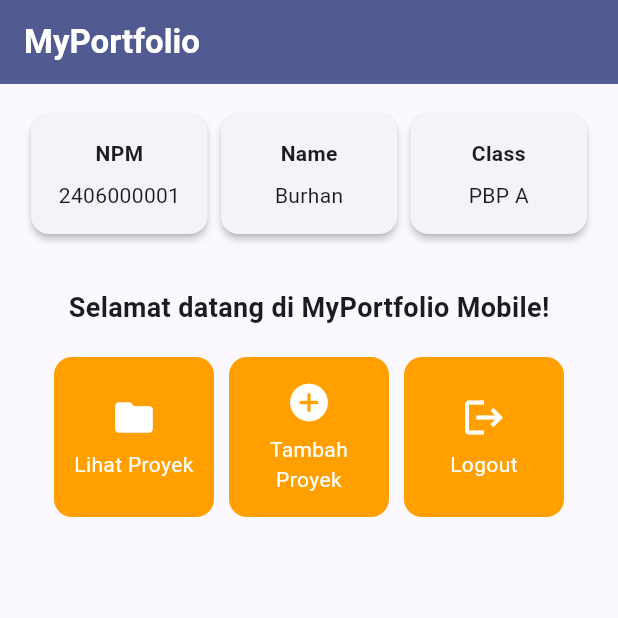
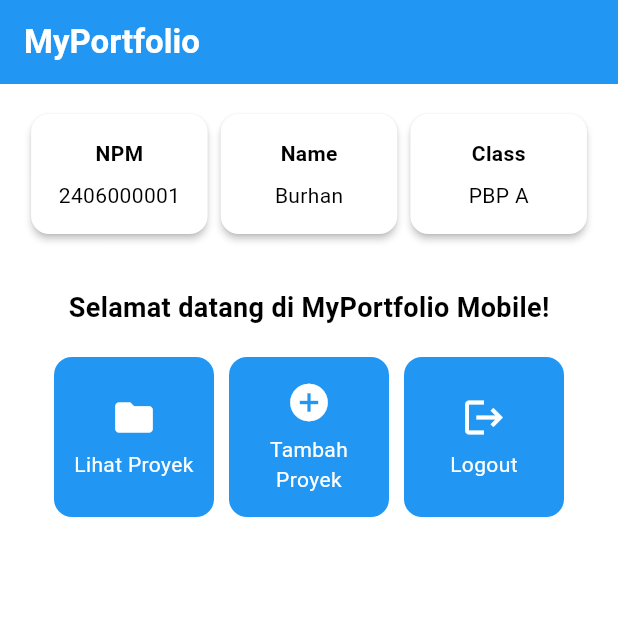
Before and after one commit to angelgoeij/myportofolio_mobile, a Flutter app: the screen it shows after launch, on a phone screen of 412 x 824 dp, the top half of it. Run offline on Flutter 3.47's test engine with Material 3 defaults, Android fonts, the phone set to English and light mode, and no system bars.

Commit message:
refactor: update main app entry point

```diff
--- a/lib/main.dart
+++ b/lib/main.dart
@@ -1,5 +1,6 @@
 import 'package:flutter/material.dart';
 import 'package:myportofolio_mobile/menu.dart';
+import 'menu.dart';
 
 void main() {
   runApp(const MyApp());
@@ -13,9 +14,8 @@ class MyApp extends StatelessWidget {
     return MaterialApp(
       title: 'MyPortfolio',
       theme: ThemeData(
-        colorScheme: ColorScheme.fromSeed(
-          seedColor: Colors.indigo,
-          secondary: Colors.amber[700],
+        colorScheme: ColorScheme.fromSwatch(
+          primarySwatch: Colors.blue,
         ),
         useMaterial3: true,
       ),
```
